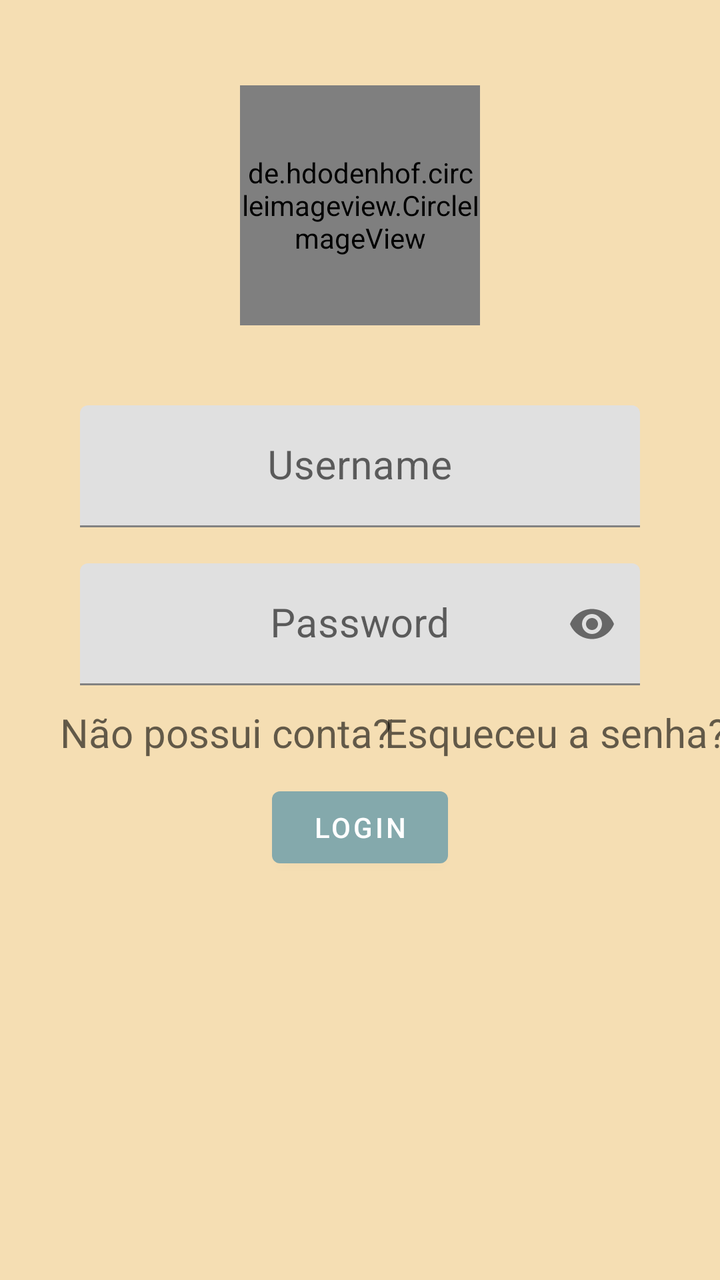
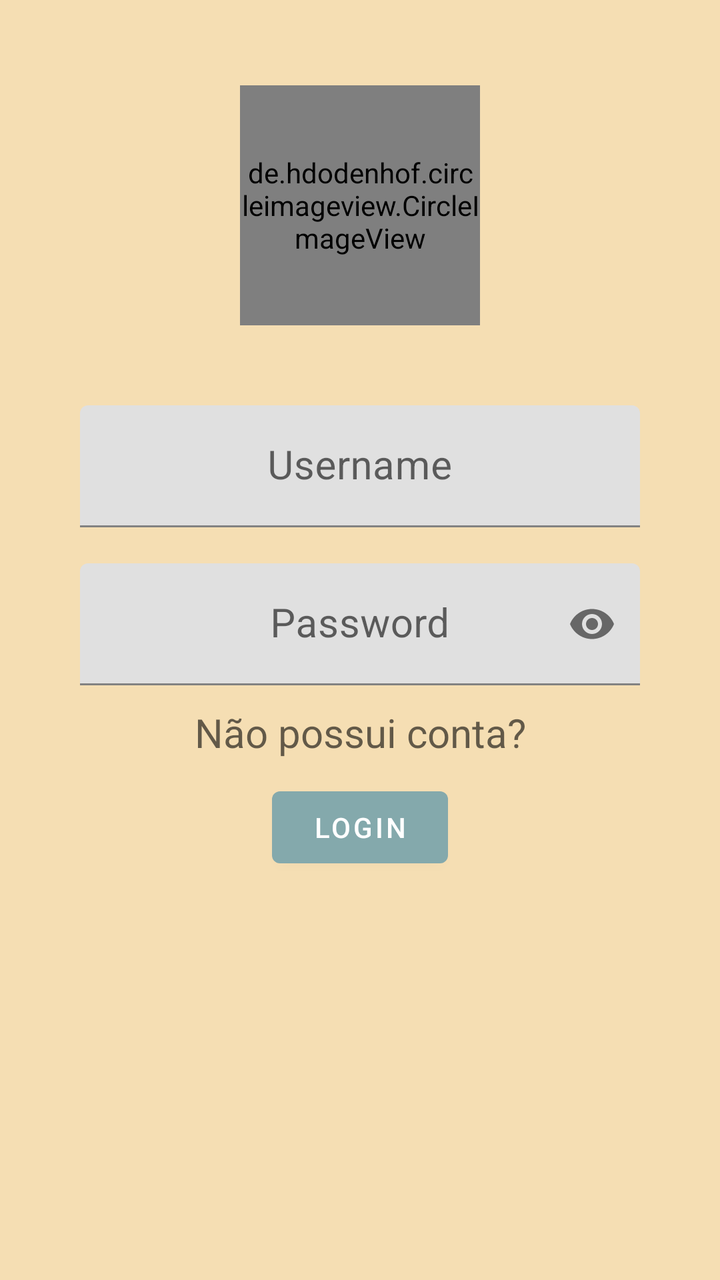

Compare the two renders of this Android layout. The source of the first and the diff that turns it into the second are given below.
<!-- AndroidManifest.xml: application theme Theme.GHandApp -->
<!-- res/layout/activity_login.xml -->
<?xml version="1.0" encoding="utf-8"?>
<layout xmlns:tools="http://schemas.android.com/tools"
    xmlns:android="http://schemas.android.com/apk/res/android"
    xmlns:app="http://schemas.android.com/apk/res-auto">
    <androidx.constraintlayout.widget.ConstraintLayout
        android:layout_width="match_parent"
        android:layout_height="match_parent"
        tools:context=".usuario.login.view.LoginActivity"
        android:background="@color/Wheat">



        <com.google.android.material.textfield.TextInputLayout
            android:id="@+id/ti_username"
            android:layout_width="match_parent"
            android:layout_height="wrap_content"
            android:layout_marginBottom="18dp"
            app:layout_constraintEnd_toEndOf="parent"
            app:layout_constraintStart_toStartOf="parent"
            app:layout_constraintTop_toTopOf="parent"
            app:layout_constraintBottom_toTopOf="@id/ti_pwd"
            app:layout_constraintVertical_chainStyle="packed">
            <com.google.android.material.textfield.TextInputEditText
                android:id="@+id/username"
                android:layout_width="match_parent"
                android:layout_height="wrap_content"
                android:hint="@string/email"
                android:textColor="@color/black"
                android:textSize="20sp"
                android:gravity="center"
                android:layout_marginHorizontal="40dp" />

        </com.google.android.material.textfield.TextInputLayout>

        <com.google.android.material.textfield.TextInputLayout
            android:id="@+id/ti_pwd"
            android:layout_width="match_parent"
            android:layout_height="wrap_content"
            app:layout_constraintTop_toBottomOf="@id/ti_username"
            app:layout_constraintBottom_toTopOf="@id/Register"
            app:passwordToggleEnabled="true">
            <com.google.android.material.textfield.TextInputEditText
                android:id="@+id/pwd"
                android:layout_width="match_parent"
                android:layout_height="wrap_content"
                android:layout_marginHorizontal="40dp"
                android:hint="@string/senha"
                android:textColor="@color/black"
                android:textSize="20sp"
                android:gravity="center"
                android:imeOptions="actionDone"
                android:inputType="textPassword"/>

        </com.google.android.material.textfield.TextInputLayout>

        <Button
            android:id="@+id/bt_login"
            android:layout_width="wrap_content"
            android:layout_height="wrap_content"
            android:layout_marginHorizontal="40dp"
            android:text="@string/logar"
            app:layout_constraintBottom_toBottomOf="parent"
            app:layout_constraintEnd_toEndOf="parent"
            app:layout_constraintStart_toStartOf="parent"
            app:layout_constraintTop_toBottomOf="@id/Register" />

        <TextView
            android:id="@+id/Register"
            android:layout_width="wrap_content"
            android:layout_height="wrap_content"
            android:layout_marginTop="10dp"
            android:layout_marginBottom="10dp"
            android:layout_marginHorizontal="30dp"
            android:hint="@string/registrar"
            android:textSize="20sp"
            app:layout_constraintStart_toStartOf="parent"
            app:layout_constraintBottom_toTopOf="@id/bt_login"
            app:layout_constraintTop_toBottomOf="@id/ti_pwd"/>

        <TextView
            android:id="@+id/ForgotPwd"
            android:layout_width="wrap_content"
            android:layout_height="wrap_content"
            android:hint="@string/recuperarSenha"
            android:textSize="20sp"
            app:layout_constraintEnd_toEndOf="parent"
            app:layout_constraintStart_toEndOf="@id/Register"
            app:layout_constraintBottom_toTopOf="@id/bt_login"
            app:layout_constraintTop_toBottomOf="@id/ti_pwd"
            />


        <de.hdodenhof.circleimageview.CircleImageView
            android:id="@+id/profile_image"
            android:layout_width="120dp"
            android:layout_height="120dp"
            android:src="@drawable/gh"
            android:layout_marginBottom="40dp"
            app:layout_constraintStart_toStartOf="parent"
            app:layout_constraintEnd_toEndOf="parent"
            app:layout_constraintBottom_toTopOf="@id/ti_username"
            app:civ_border_width="1dp"
            app:civ_border_color="#FF000000"
            tools:ignore="MissingConstraints" />



        <ProgressBar
            android:id="@+id/pb_loading"
            android:layout_width="wrap_content"
            android:layout_height="wrap_content"
            android:visibility="gone"
            app:layout_constraintBottom_toBottomOf="parent"
            app:layout_constraintEnd_toEndOf="parent"
            app:layout_constraintStart_toStartOf="parent"
            app:layout_constraintTop_toTopOf="parent" />



    </androidx.constraintlayout.widget.ConstraintLayout>

</layout>
<!-- resources referenced by this layout -->
<resources>
  <color name="Wheat">#F5DEB3</color>
  <color name="black">#FF000000</color>
  <!-- drawable gh: png bitmap (drawable, 27514 bytes) -->
  <string name="email">Username</string>
  <string name="logar">Login</string>
  <string name="recuperarSenha">Esqueceu a senha?</string>
  <string name="registrar">Não possui conta?</string>
  <string name="senha">Password</string>
  <style name="Theme.GHandApp" parent="Theme.MaterialComponents.DayNight.NoActionBar">
          
          <item name="colorPrimary">@color/Weak_green</item>
          <item name="colorPrimaryVariant">@color/purple_700</item>
          <item name="colorOnPrimary">@color/white</item>
          
          <item name="colorSecondary">@color/teal_200</item>
          <item name="colorSecondaryVariant">@color/teal_700</item>
          <item name="colorOnSecondary">@color/black</item>
          
          <item name="android:statusBarColor" tools:targetApi="l">?attr/colorPrimaryVariant</item>
          
      </style>
  <color name="Weak_green">#84A9AC</color>
  <color name="purple_700">#FF3700B3</color>
  <color name="white">#FFFFFFFF</color>
  <color name="teal_200">#FF03DAC5</color>
  <color name="teal_700">#FF018786</color>
</resources>

<!-- the commit's change to res/layout/activity_login.xml (unified diff, before → after) -->
@@ -5,6 +5,7 @@
     <androidx.constraintlayout.widget.ConstraintLayout
         android:layout_width="match_parent"
         android:layout_height="match_parent"
+        android:id="@+id/loginScreen"
         tools:context=".usuario.login.view.LoginActivity"
         android:background="@color/Wheat">
 
@@ -53,6 +54,28 @@
 
         </com.google.android.material.textfield.TextInputLayout>
 
+        <com.google.android.material.textfield.TextInputLayout
+            android:id="@+id/ti_newPwd"
+            android:layout_width="match_parent"
+            android:layout_height="wrap_content"
+            app:layout_constraintTop_toBottomOf="@id/ti_pwd"
+            app:layout_constraintBottom_toTopOf="@id/Register"
+            app:passwordToggleEnabled="true"
+            android:visibility="gone">
+            <com.google.android.material.textfield.TextInputEditText
+                android:id="@+id/newPwd"
+                android:layout_width="match_parent"
+                android:layout_height="wrap_content"
+                android:layout_marginHorizontal="40dp"
+                android:hint="@string/confirme_a_senha_nova"
+                android:textColor="@color/black"
+                android:textSize="20sp"
+                android:gravity="center"
+                android:imeOptions="actionDone"
+                android:inputType="textPassword"/>
+
+        </com.google.android.material.textfield.TextInputLayout>
+
         <Button
             android:id="@+id/bt_login"
             android:layout_width="wrap_content"
@@ -73,21 +96,13 @@
             android:layout_marginHorizontal="30dp"
             android:hint="@string/registrar"
             android:textSize="20sp"
+            android:visibility="visible"
+            app:layout_constraintEnd_toEndOf="parent"
             app:layout_constraintStart_toStartOf="parent"
             app:layout_constraintBottom_toTopOf="@id/bt_login"
             app:layout_constraintTop_toBottomOf="@id/ti_pwd"/>
 
-        <TextView
-            android:id="@+id/ForgotPwd"
-            android:layout_width="wrap_content"
-            android:layout_height="wrap_content"
-            android:hint="@string/recuperarSenha"
-            android:textSize="20sp"
-            app:layout_constraintEnd_toEndOf="parent"
-            app:layout_constraintStart_toEndOf="@id/Register"
-            app:layout_constraintBottom_toTopOf="@id/bt_login"
-            app:layout_constraintTop_toBottomOf="@id/ti_pwd"
-            />
+
 
 
         <de.hdodenhof.circleimageview.CircleImageView
<!-- resource entries referenced after the edit -->
@@ -3,9 +3,9 @@
   <color name="Wheat">#F5DEB3</color>
   <color name="black">#FF000000</color>
   <!-- drawable gh: png bitmap (drawable, 27514 bytes) -->
+  <string name="confirme_a_senha_nova">Confirme a senha nova</string>
   <string name="email">Username</string>
   <string name="logar">Login</string>
-  <string name="recuperarSenha">Esqueceu a senha?</string>
   <string name="registrar">Não possui conta?</string>
   <string name="senha">Password</string>
   <style name="Theme.GHandApp" parent="Theme.MaterialComponents.DayNight.NoActionBar">
